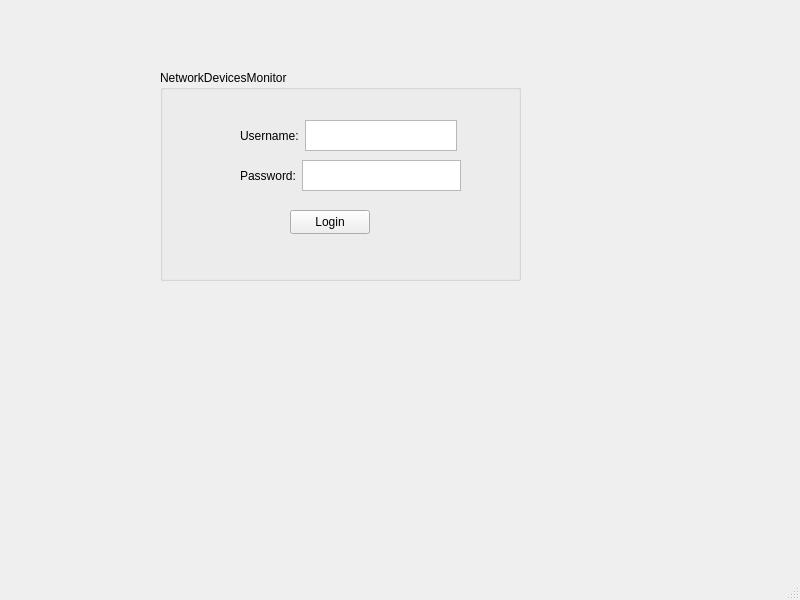
Before: the Qt Designer form desktop_interface/desktop_interface/mainwindow.ui in ValeuDoamne/NetworkDevicesMonitor, drawn with Qt 5.
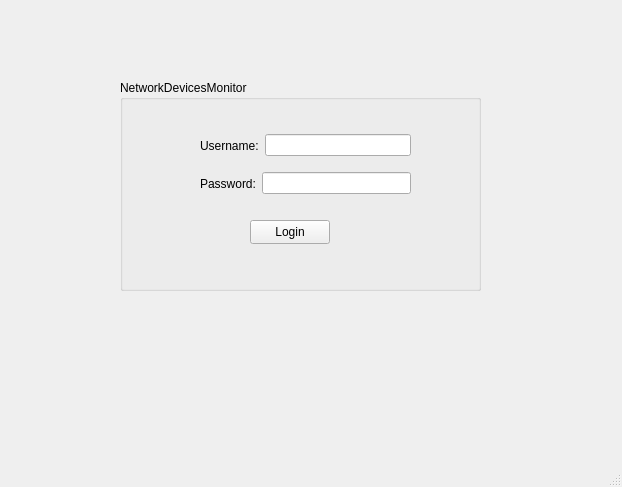
After: the same form once the commit is applied.

Patch:
```diff
--- a/desktop_interface/desktop_interface/mainwindow.ui
+++ b/desktop_interface/desktop_interface/mainwindow.ui
@@ -6,8 +6,8 @@
    <rect>
     <x>0</x>
     <y>0</y>
-    <width>800</width>
-    <height>600</height>
+    <width>622</width>
+    <height>487</height>
    </rect>
   </property>
   <property name="windowTitle">
@@ -17,8 +17,8 @@
    <widget class="QGroupBox" name="groupBox">
     <property name="geometry">
      <rect>
-      <x>160</x>
-      <y>70</y>
+      <x>120</x>
+      <y>80</y>
       <width>361</width>
       <height>211</height>
      </rect>
@@ -44,7 +44,7 @@
       <rect>
        <x>80</x>
        <y>50</y>
-       <width>217</width>
+       <width>211</width>
        <height>31</height>
       </rect>
      </property>
@@ -57,7 +57,7 @@
        </widget>
       </item>
       <item>
-       <widget class="QTextEdit" name="username"/>
+       <widget class="QLineEdit" name="username"/>
       </item>
      </layout>
     </widget>
@@ -66,8 +66,8 @@
       <rect>
        <x>80</x>
        <y>90</y>
-       <width>221</width>
-       <height>31</height>
+       <width>211</width>
+       <height>27</height>
       </rect>
      </property>
      <layout class="QHBoxLayout" name="horizontalLayout_2">
@@ -79,7 +79,14 @@
        </widget>
       </item>
       <item>
-       <widget class="QTextEdit" name="password"/>
+       <widget class="QLineEdit" name="password">
+        <property name="echoMode">
+         <enum>QLineEdit::Password</enum>
+        </property>
+        <property name="placeholderText">
+         <string/>
+        </property>
+       </widget>
       </item>
      </layout>
     </widget>
```
Left out of the diff: 2 changed lines with no effect on the pictures.
